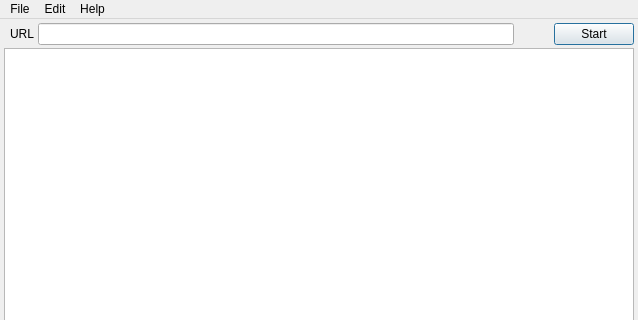
The window that linkcheck/gui/ui/main.ui (wummel/linkchecker) describes before a commit, drawn with Qt 5; both pictures show x 0 to 638 and y 0 to 320 of the 638 by 533 pixel window.
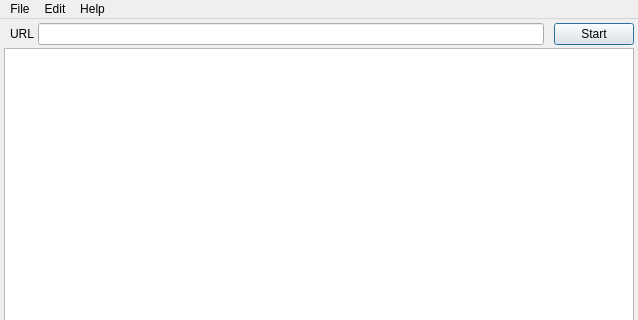
The same window after the commit. Icons and pictures are not drawn.

Commit message: Adjust spacer width.

Patch:
```diff
--- a/linkcheck/gui/ui/main.ui
+++ b/linkcheck/gui/ui/main.ui
@@ -82,7 +82,7 @@
         </property>
         <property name="sizeHint" stdset="0">
          <size>
-          <width>40</width>
+          <width>10</width>
           <height>20</height>
          </size>
         </property>
```
The commit also changes 1 other file.
